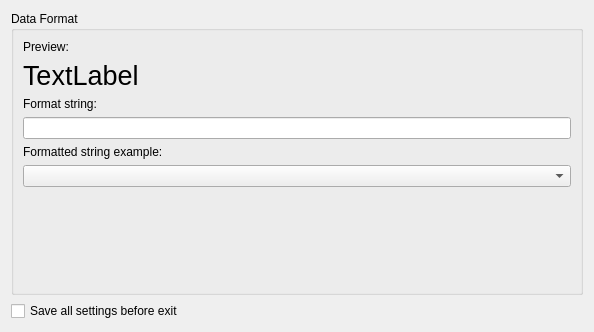
Old version of the form preference.ui in the repository asterix24/Tweezers.
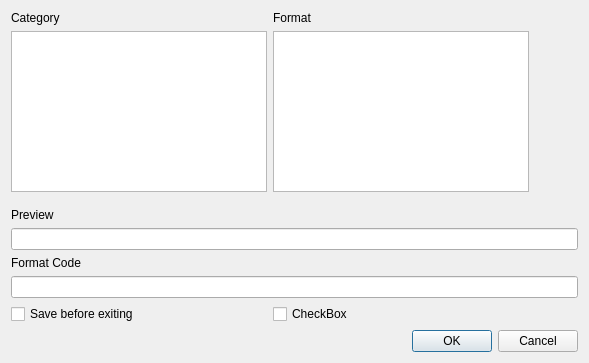
New version of the form.

Commit message: Redraw preference gui.

What changed in the file:
```diff
--- a/preference.ui
+++ b/preference.ui
@@ -6,41 +6,33 @@
    <rect>
     <x>0</x>
     <y>0</y>
-    <width>594</width>
-    <height>332</height>
+    <width>589</width>
+    <height>363</height>
    </rect>
   </property>
   <property name="windowTitle">
    <string>Form</string>
   </property>
-  <layout class="QVBoxLayout" name="verticalLayout">
-   <item>
-    <widget class="QGroupBox" name="groupBox">
-     <property name="title">
-      <string>Data Format</string>
-     </property>
      <layout class="QHBoxLayout" name="horizontalLayout">
       <item>
        <layout class="QGridLayout" name="gridLayout">
-        <item row="1" column="0" rowspan="2">
-         <widget class="QLabel" name="dataFormat">
-          <property name="font">
-           <font>
-            <pointsize>20</pointsize>
-           </font>
-          </property>
+     <item row="1" column="0">
+      <widget class="QTableWidget" name="category"/>
+     </item>
+     <item row="6" column="0" colspan="3">
+      <widget class="QLineEdit" name="preview"/>
+     </item>
+     <item row="8" column="0" colspan="3">
+      <widget class="QLineEdit" name="customFormat"/>
+     </item>
+     <item row="0" column="0">
+      <widget class="QLabel" name="label">
           <property name="text">
-           <string>TextLabel</string>
+        <string>Category</string>
           </property>
          </widget>
         </item>
-        <item row="6" column="0">
-         <widget class="QComboBox" name="formatList"/>
-        </item>
-        <item row="4" column="0">
-         <widget class="QLineEdit" name="lineEdit"/>
-        </item>
-        <item row="7" column="0">
+     <item row="2" column="0">
          <spacer name="verticalSpacer">
           <property name="orientation">
            <enum>Qt::Vertical</enum>
@@ -53,38 +45,65 @@
           </property>
          </spacer>
         </item>
-        <item row="0" column="0">
-         <widget class="QLabel" name="label">
-          <property name="text">
-           <string>Preview:</string>
-          </property>
-         </widget>
-        </item>
-        <item row="3" column="0">
+     <item row="1" column="1">
+      <widget class="QTableWidget" name="format"/>
+     </item>
+     <item row="0" column="1">
          <widget class="QLabel" name="label_2">
           <property name="text">
-           <string>Format string:</string>
+        <string>Format</string>
           </property>
          </widget>
         </item>
-        <item row="5" column="0">
-         <widget class="QLabel" name="label_3">
-          <property name="text">
-           <string>Formatted string example:</string>
-          </property>
-         </widget>
-        </item>
-       </layout>
-      </item>
-     </layout>
-    </widget>
-   </item>
-   <item>
+     <item row="1" column="2">
+      <spacer name="horizontalSpacer">
+       <property name="orientation">
+        <enum>Qt::Horizontal</enum>
+       </property>
+       <property name="sizeHint" stdset="0">
+        <size>
+         <width>40</width>
+         <height>20</height>
+        </size>
+       </property>
+      </spacer>
+     </item>
+     <item row="10" column="0">
     <widget class="QCheckBox" name="saveOnExit">
      <property name="text">
-      <string>Save all settings before exit</string>
-     </property>
-    </widget>
+        <string>Save before exiting</string>
+       </property>
+      </widget>
+     </item>
+     <item row="10" column="1">
+      <widget class="QCheckBox" name="checkBox_2">
+       <property name="text">
+        <string>CheckBox</string>
+       </property>
+      </widget>
+     </item>
+     <item row="11" column="1" colspan="2">
+      <widget class="QDialogButtonBox" name="buttonBox">
+       <property name="standardButtons">
+        <set>QDialogButtonBox::Cancel|QDialogButtonBox::Ok</set>
+       </property>
+      </widget>
+     </item>
+     <item row="7" column="0">
+      <widget class="QLabel" name="label_3">
+       <property name="text">
+        <string>Format Code</string>
+       </property>
+      </widget>
+     </item>
+     <item row="3" column="0">
+      <widget class="QLabel" name="label_4">
+       <property name="text">
+        <string>Preview</string>
+       </property>
+      </widget>
+     </item>
+    </layout>
    </item>
   </layout>
  </widget>
```
Lines whose indentation alone changed are shown as unchanged. The commit also changes 2 other files.
